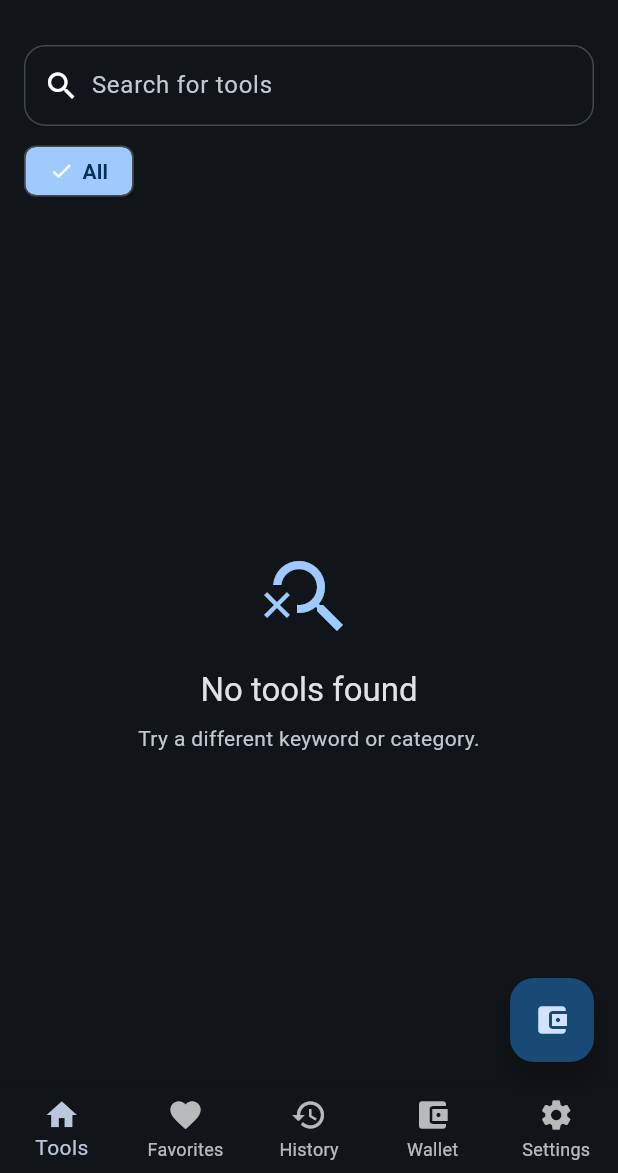
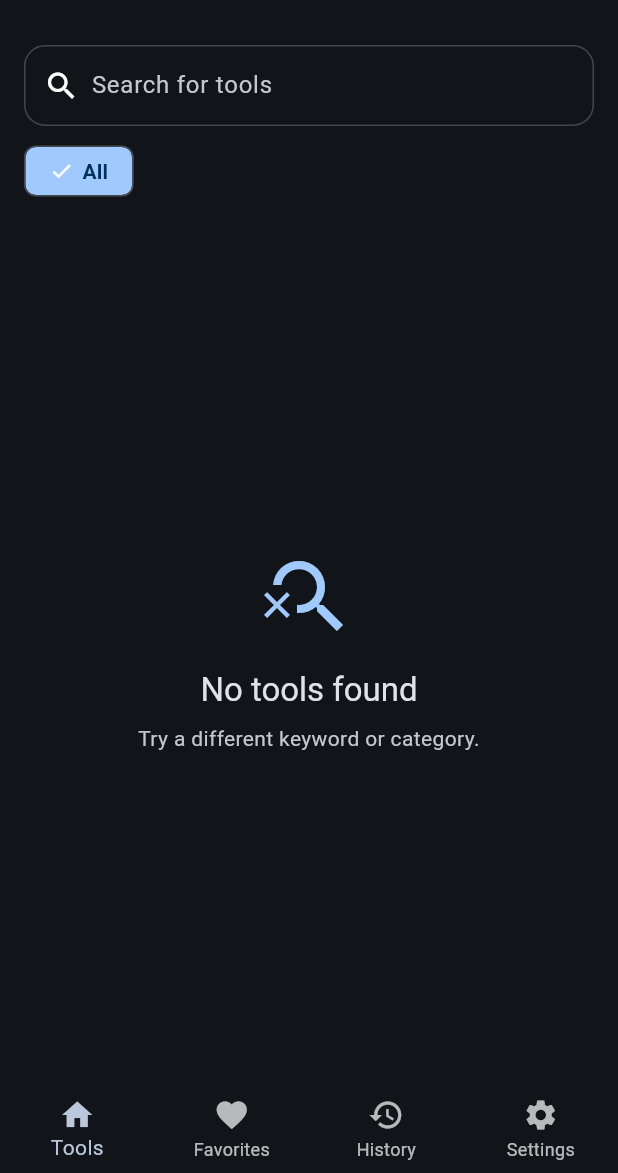
Before and after one commit to shreekantanv/SnapStoreAI, a Flutter app: the HomeScreen screen opened by its route, after a tap on the "dark mode" icon, on a phone screen of 412 x 824 dp, the part 63-1236 px from its top. Run offline on Flutter 3.47's test engine with Material 3 defaults, Android fonts, the phone set to English and light mode, and no system bars; our stand-ins replace carousel_slider, cloud_firestore, firebase_auth, firebase_core, flutter_secure_storage, google_sign_in; accounts and stored records are empty.

Commit message:
Remove wallet UI and clean up localization

```diff
--- a/client/lib/l10n/app_en.arb
+++ b/client/lib/l10n/app_en.arb
@@ -8,7 +8,6 @@
     "tools": "Tools",
     "favorites": "Favorites",
     "history": "History",
-    "wallet": "Wallet",
     "settings": "Settings",
     "aiToolbox": "AI Toolbox",
     "politicalLeaningAnalyzer": "Political Leaning Analyzer",
--- a/client/lib/l10n/app_localizations.dart
+++ b/client/lib/l10n/app_localizations.dart
@@ -147,12 +147,6 @@ abstract class AppLocalizations {
   /// In en, this message translates to:
   /// **'History'**
   String get history;
-
-  /// No description provided for @wallet.
-  ///
-  /// In en, this message translates to:
-  /// **'Wallet'**
-  String get wallet;
 
   /// No description provided for @settings.
   ///
--- a/client/lib/l10n/app_localizations_en.dart
+++ b/client/lib/l10n/app_localizations_en.dart
@@ -34,9 +34,6 @@ class AppLocalizationsEn extends AppLocalizations {
 
   @override
   String get history => 'History';
-
-  @override
-  String get wallet => 'Wallet';
 
   @override
   String get settings => 'Settings';
--- a/client/lib/screens/home_screen.dart
+++ b/client/lib/screens/home_screen.dart
@@ -68,19 +68,11 @@ class _HomeScreenState extends State<HomeScreen> {
         }).toList();
 
         return Scaffold(
-          floatingActionButton: FloatingActionButton(
-            onPressed: () {
-              // TODO: navigate to wallet
-            },
-            child: const Icon(Icons.account_balance_wallet),
-          ),
           bottomNavigationBar: BottomNavigationBar(
             currentIndex: _currentNavIndex,
             onTap: (i) {
-              if (i == 4) {
+              if (i == 3) {
                 Navigator.of(context).push(MaterialPageRoute(builder: (_) => const SettingsScreen()));
-              } else if (i == 2) {
-
               } else {
                 setState(() => _currentNavIndex = i);
               }
@@ -90,7 +82,6 @@ class _HomeScreenState extends State<HomeScreen> {
               BottomNavigationBarItem(icon: const Icon(Icons.home), label: l10n.tools),
               BottomNavigationBarItem(icon: const Icon(Icons.favorite), label: l10n.favorites),
               BottomNavigationBarItem(icon: const Icon(Icons.history), label: l10n.history),
-              BottomNavigationBarItem(icon: const Icon(Icons.account_balance_wallet), label: l10n.wallet),
               BottomNavigationBarItem(icon: const Icon(Icons.settings), label: l10n.settings),
             ],
           ),
--- a/client/lib/screens/tools/tool_result_screen.dart
+++ b/client/lib/screens/tools/tool_result_screen.dart
@@ -61,7 +61,7 @@ class ResultsScreen extends StatelessWidget {
       if (t.contains('immigration')) return Icons.groups_2_outlined;
       if (t.contains('education') || t.contains('school')) return Icons.school_outlined;
       if (t.contains('gun')) return Icons.security_outlined;
-      if (t.contains('social')) return Icons.account_balance_wallet_outlined;
+      if (t.contains('social')) return Icons.people_alt_outlined;
       if (t.contains('defense') || t.contains('security')) return Icons.shield_outlined;
       return Icons.topic;
     }
```
